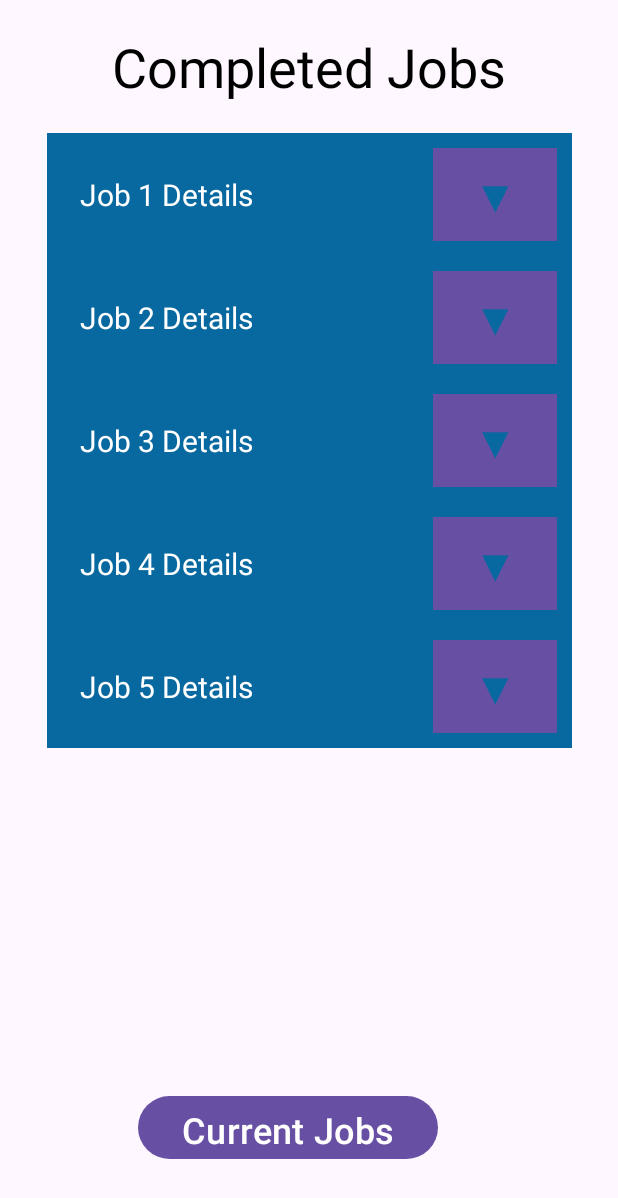
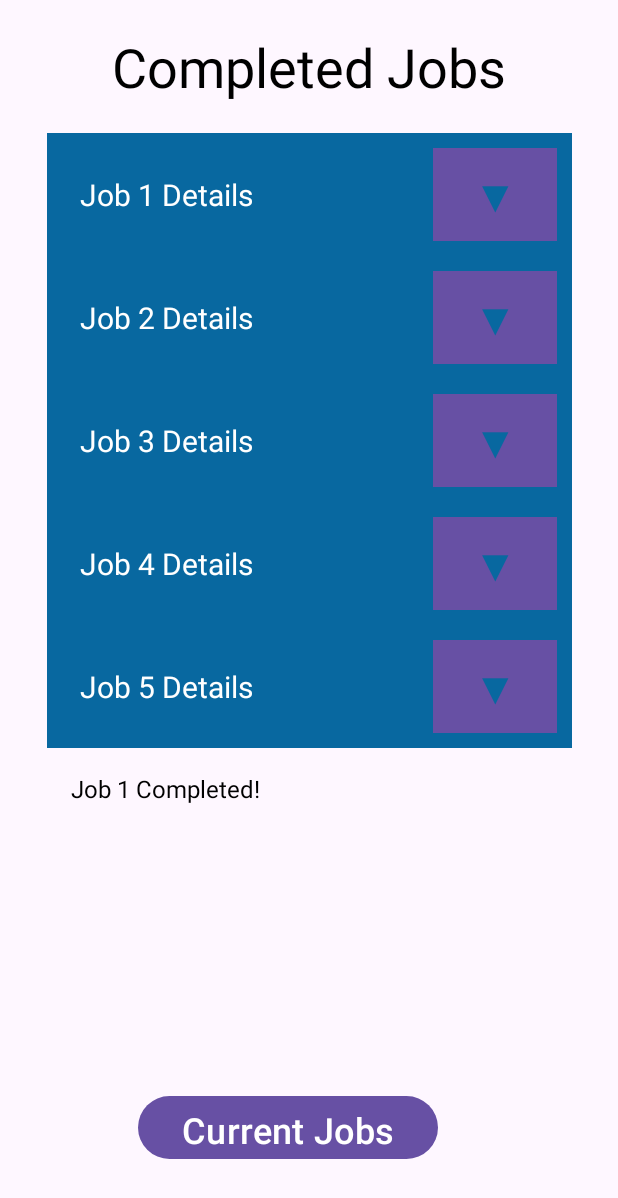
Before and after one commit to GarrettVosecky/Hackstreet-Boys, an Android app: the screen it shows after launch (CompletedJobsPage), after a tap on "Go To Completed Jobs", on a phone screen of 412 x 824 dp. Shown: the top 1198 px of the screen. Run offline under Robolectric (Android 15) with nearby library versions, the phone set to English and light mode, and no system bars; 2 statements that could not run were skipped; 1 other tap on this screen came first.

Commit message:
Current Jobs connected to Completed Jobs

```diff
--- a/app/src/main/java/com/example/hackstreet_boys/CompletedJobsPage.java
+++ b/app/src/main/java/com/example/hackstreet_boys/CompletedJobsPage.java
@@ -1,9 +1,13 @@
 package com.example.hackstreet_boys;
 
 import android.content.Intent;
+import android.content.SharedPreferences;
 import android.os.Bundle;
+import android.text.Layout;
 import android.view.View;
 import android.widget.Button;
+import android.widget.LinearLayout;
+import android.widget.TextView;
 
 import androidx.activity.EdgeToEdge;
 import androidx.appcompat.app.AppCompatActivity;
@@ -13,11 +17,25 @@ import androidx.core.view.WindowInsetsCompat;
 
 public class CompletedJobsPage extends AppCompatActivity {
 
+
     @Override
     protected void onCreate(Bundle savedInstanceState) {
         super.onCreate(savedInstanceState);
         EdgeToEdge.enable(this);
         setContentView(R.layout.activity_completed_jobs_page);
+
+
+        for (int i = 1; i <= 5; i++) {
+            int layoutId = getResources().getIdentifier("completedJobLayout" + i, "id", getPackageName());
+            View jobLayout = findViewById(layoutId);
+
+            SharedPreferences prefs = getSharedPreferences("CompletedJobs", MODE_PRIVATE);
+            boolean isCompleted = prefs.getBoolean("job" + i + "_completed", false);
+
+            jobLayout.setVisibility(isCompleted ? View.VISIBLE : View.GONE);
+
+        }
+
 
         ViewCompat.setOnApplyWindowInsetsListener(findViewById(R.id.main), (v, insets) -> {
             Insets systemBars = insets.getInsets(WindowInsetsCompat.Type.systemBars());
--- a/app/src/main/java/com/example/hackstreet_boys/current_jobs.java
+++ b/app/src/main/java/com/example/hackstreet_boys/current_jobs.java
@@ -1,10 +1,12 @@
 package com.example.hackstreet_boys;
 
 import android.content.Intent;
+import android.content.SharedPreferences;
 import android.os.Bundle;
 import android.view.View;
 import android.widget.Button;
 import android.widget.LinearLayout;
+import android.widget.TextView;
 
 import androidx.appcompat.app.AppCompatActivity;
 
@@ -33,16 +35,21 @@ public class current_jobs extends AppCompatActivity {
     }
 
     private void setupJob(int jobNumber) {
+        //int dropdownId = getResources().getIdentifier("dropdown" + jobNumber, "id", getPackageName());
+        //int detailId = getResources().getIdentifier("jobDetails" + jobNumber, "id", getPackageName());
+
         int dropdownId = getResources().getIdentifier("dropdown" + jobNumber, "id", getPackageName());
         int detailId = getResources().getIdentifier("jobDetails" + jobNumber, "id", getPackageName());
-
-        //int completeId =  getResources().getIdentifier("complete" + jobNumber, "id", getPackageName());
+        int completeId = getResources().getIdentifier("complete" + jobNumber, "id", getPackageName());
+        int layoutId = getResources().getIdentifier("Job" + jobNumber, "id", getPackageName());
+        int descId = getResources().getIdentifier("Description" + jobNumber, "id", getPackageName());
 
         Button dropdown = findViewById(dropdownId);
         LinearLayout details = findViewById(detailId);
+        Button complete = findViewById(completeId);
+        View layout = findViewById(layoutId);
+        TextView description = findViewById(descId);
 
-        //Button to mark a job has completed
-        Button complete = findViewById(R.id.complete1);
 
         dropdown.setOnClickListener(v -> {
             if (details.getVisibility() == View.GONE) {
@@ -54,13 +61,19 @@ public class current_jobs extends AppCompatActivity {
 
         //Completed button click function
         complete.setOnClickListener(v -> {
-            findViewById(R.id.Description1).setVisibility(View.GONE);
-            findViewById(R.id.dropdown1).setVisibility(View.GONE);
-            findViewById(R.id.jobDetails1).setVisibility(View.GONE);
-            findViewById(R.id.complete1).setVisibility(View.GONE);
-            //Intent intent = new Intent(current_jobs.this, CompletedJobsPage.class);
-            //intent.putExtra("textToMove", myTextView.getText().toString()); // or any relevant data
-            //startActivity(intent);
+
+            layout.setVisibility(View.GONE);
+
+            SharedPreferences prefs = getSharedPreferences("CompletedJobs", MODE_PRIVATE);
+            SharedPreferences.Editor editor = prefs.edit();
+            editor.putBoolean("job" + jobNumber + "_completed", true);
+            editor.apply();
+
         });
+
+
     }
+
+
+
 }
--- a/app/src/main/res/layout/activity_completed_jobs_page.xml
+++ b/app/src/main/res/layout/activity_completed_jobs_page.xml
@@ -36,8 +36,8 @@
         <LinearLayout
             android:layout_width="match_parent"
             android:layout_height="wrap_content"
+            android:background="#0868a0"
             android:orientation="horizontal"
-            android:background="#0868a0"
             android:padding="10dp">
 
             <TextView
@@ -231,7 +231,27 @@
             android:textColor="#000000"
             android:padding="12dp"
             android:visibility="gone"/>
-    </LinearLayout>
+
+
+            <LinearLayout
+                android:id="@+id/completedJobLayout1"
+                android:layout_width="match_parent"
+                android:layout_height="wrap_content"
+                android:orientation="vertical"
+                android:visibility="gone"
+                android:padding="16dp">
+
+
+                <TextView
+                    android:text="Job 1 Completed!"
+                    android:textSize="16sp"
+                    android:textColor="#000000"
+                    android:layout_width="match_parent"
+                    android:layout_height="wrap_content"/>
+
+            </LinearLayout>
+
+        </LinearLayout>
 
     <Button
         android:id="@+id/CurrentJobBtn"
```
Also changed, not shown: app/src/main/res/layout/current_jobs.xml (+4 -3 lines).
